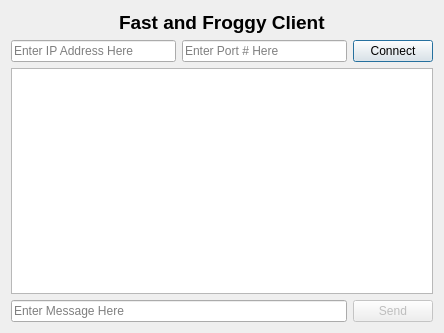
Old version of the form client/dialog.ui in the repository shorewind/frogger.
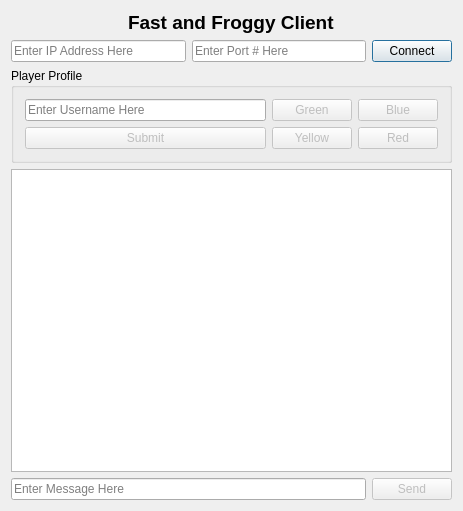
New version of the form.

Commit message: add username and color selection

```diff
--- a/client/dialog.ui
+++ b/client/dialog.ui
@@ -6,8 +6,8 @@
    <rect>
     <x>0</x>
     <y>0</y>
-    <width>444</width>
-    <height>333</height>
+    <width>463</width>
+    <height>511</height>
    </rect>
   </property>
   <property name="windowTitle">
@@ -83,6 +83,97 @@
      </item>
     </layout>
    </item>
+   <item>
+    <widget class="QGroupBox" name="groupBox">
+     <property name="title">
+      <string>Player Profile</string>
+     </property>
+     <layout class="QVBoxLayout" name="verticalLayout_4">
+      <item>
+       <layout class="QHBoxLayout" name="horizontalLayout_6">
+        <item>
+         <layout class="QVBoxLayout" name="verticalLayout_3">
+          <item>
+           <widget class="QLineEdit" name="usernameEdit">
+            <property name="placeholderText">
+             <string>Enter Username Here</string>
+            </property>
+           </widget>
+          </item>
+          <item>
+           <widget class="QPushButton" name="submitButton">
+            <property name="enabled">
+             <bool>false</bool>
+            </property>
+            <property name="text">
+             <string>Submit</string>
+            </property>
+           </widget>
+          </item>
+         </layout>
+        </item>
+        <item>
+         <layout class="QVBoxLayout" name="verticalLayout_2">
+          <item>
+           <layout class="QHBoxLayout" name="horizontalLayout_4">
+            <item>
+             <widget class="QPushButton" name="greenButton">
+              <property name="enabled">
+               <bool>false</bool>
+              </property>
+              <property name="text">
+               <string>Green</string>
+              </property>
+             </widget>
+            </item>
+            <item>
+             <widget class="QPushButton" name="blueButton">
+              <property name="enabled">
+               <bool>false</bool>
+              </property>
+              <property name="font">
+               <font>
+                <italic>false</italic>
+               </font>
+              </property>
+              <property name="text">
+               <string>Blue</string>
+              </property>
+             </widget>
+            </item>
+           </layout>
+          </item>
+          <item>
+           <layout class="QHBoxLayout" name="horizontalLayout_5">
+            <item>
+             <widget class="QPushButton" name="yellowButton">
+              <property name="enabled">
+               <bool>false</bool>
+              </property>
+              <property name="text">
+               <string>Yellow</string>
+              </property>
+             </widget>
+            </item>
+            <item>
+             <widget class="QPushButton" name="redButton">
+              <property name="enabled">
+               <bool>false</bool>
+              </property>
+              <property name="text">
+               <string>Red</string>
+              </property>
+             </widget>
+            </item>
+           </layout>
+          </item>
+         </layout>
+        </item>
+       </layout>
+      </item>
+     </layout>
+    </widget>
+   </item>
    <item>
     <widget class="QTextBrowser" name="textBrowser"/>
    </item>
```
The commit also changes 2 other files.
